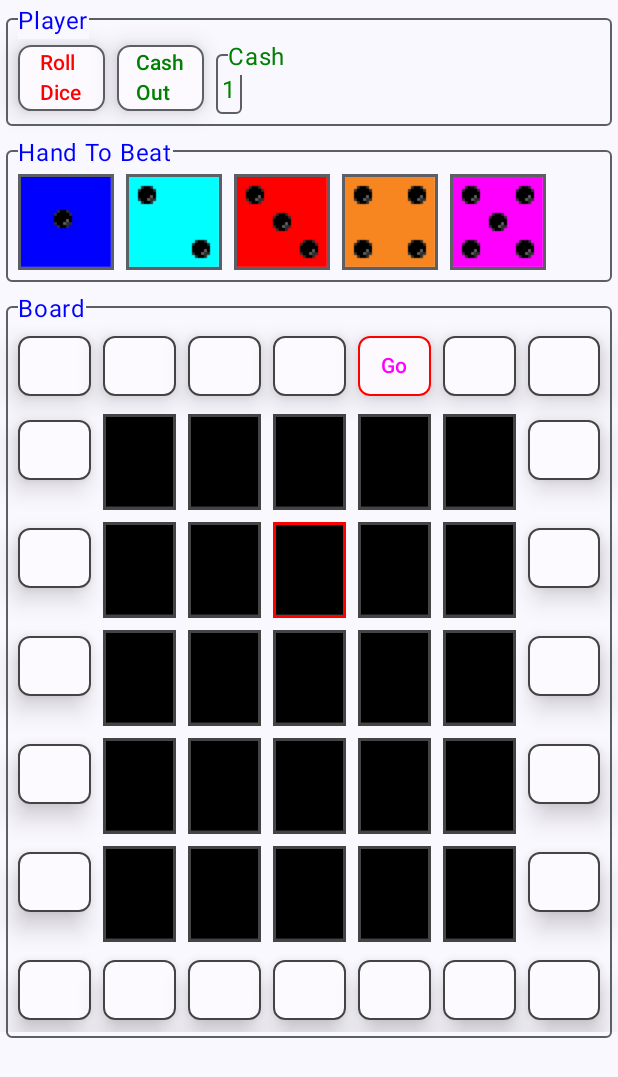
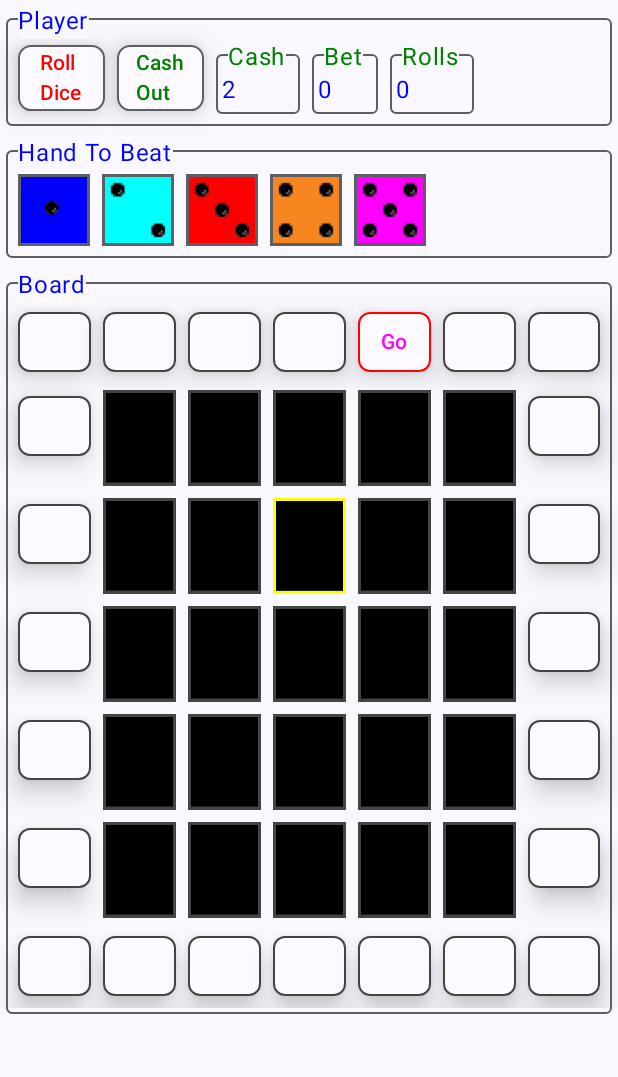
Before and after one commit to pstorli/PokerDice, an Android app built with Jetpack Compose: the screen it shows after launch (MainActivity), after a tap on "Go", on a phone screen of 412 x 824 dp. Shown: the top 1077 px of the screen. Run offline under Robolectric (Android 15) with nearby library versions, the phone set to English and light mode, and no system bars; 2 other taps on this screen came first.

Commit message:
added min width

```diff
--- a/app/src/main/java/com/pstorli/pokerdice/Extensions.kt
+++ b/app/src/main/java/com/pstorli/pokerdice/Extensions.kt
@@ -4,6 +4,7 @@
 
 package com.pstorli.pokerdice
 
+import android.app.Application
 import android.content.Context
 import androidx.compose.ui.Modifier
 import androidx.compose.ui.graphics.Color
@@ -105,6 +106,13 @@ fun Context.color (name: Pair <String,String>): Color {
 }
 
 /**
+ * Get a color.
+ */
+fun Application.color (name: Pair <String,String>): Color {
+    return Consts.color(name, this)
+}
+
+/**
  * Add a modifier conditionally.
  */
 fun Modifier.conditional(condition : Boolean, modifier : Modifier.() -> Modifier) : Modifier {
--- a/app/src/main/java/com/pstorli/pokerdice/domain/repo/local/PokerPrefs.kt
+++ b/app/src/main/java/com/pstorli/pokerdice/domain/repo/local/PokerPrefs.kt
@@ -6,7 +6,7 @@ import com.pstorli.pokerdice.repo.PokerDS
 import com.pstorli.pokerdice.util.Consts
 import com.pstorli.pokerdice.util.Consts.BET_NAME
 import com.pstorli.pokerdice.util.Consts.BOARD_SIZE
-import com.pstorli.pokerdice.util.Consts.CASH_NAME
+import com.pstorli.pokerdice.util.Consts.CASH_BORDER_NAME
 import com.pstorli.pokerdice.util.Consts.COLOR_DICE0_NAME
 import com.pstorli.pokerdice.util.Consts.COLOR_DICE1_NAME
 import com.pstorli.pokerdice.util.Consts.COLOR_DICE2_NAME
@@ -15,7 +15,7 @@ import com.pstorli.pokerdice.util.Consts.COLOR_DICE4_NAME
 import com.pstorli.pokerdice.util.Consts.COLOR_DICE5_NAME
 import com.pstorli.pokerdice.util.Consts.COLOR_DICE6_NAME
 import com.pstorli.pokerdice.util.Consts.DICE_ZERO
-import com.pstorli.pokerdice.util.Consts.ROLLS_NAME
+import com.pstorli.pokerdice.util.Consts.ROLLS_BORDER_NAME
 import com.pstorli.pokerdice.util.Consts.getDice
 import com.pstorli.pokerdice.util.Consts.getDiceNum
 import com.pstorli.pokerdice.util.Consts.squareName
@@ -48,7 +48,7 @@ class PokerPrefs (var prefs: Prefs) : PokerDS {
             when (which) {
                 Persist.BET                 -> pokerDAO.bet             = prefs.getInt        (BET_NAME)
                 Persist.BOARD               -> pokerDAO.board           = loadBoard     ()
-                Persist.CASH                -> pokerDAO.cash            = prefs.getInt        (CASH_NAME)
+                Persist.CASH                -> pokerDAO.cash            = prefs.getInt        (CASH_BORDER_NAME)
                 Persist.COLOR_DICE0         -> pokerDAO.colorDice0      = prefs.getColorPair  (COLOR_DICE0_NAME)
                 Persist.COLOR_DICE1         -> pokerDAO.colorDice1      = prefs.getColorPair  (COLOR_DICE1_NAME)
                 Persist.COLOR_DICE2         -> pokerDAO.colorDice2      = prefs.getColorPair  (COLOR_DICE2_NAME)
@@ -56,7 +56,7 @@ class PokerPrefs (var prefs: Prefs) : PokerDS {
                 Persist.COLOR_DICE4         -> pokerDAO.colorDice4      = prefs.getColorPair  (COLOR_DICE4_NAME)
                 Persist.COLOR_DICE5         -> pokerDAO.colorDice5      = prefs.getColorPair  (COLOR_DICE5_NAME)
                 Persist.COLOR_DICE6         -> pokerDAO.colorDice6      = prefs.getColorPair  (COLOR_DICE6_NAME)
-                Persist.ROLLS               -> pokerDAO.rolls           = prefs.getInt        (ROLLS_NAME)
+                Persist.ROLLS               -> pokerDAO.rolls           = prefs.getInt        (ROLLS_BORDER_NAME)
             }
         }
         return pokerDAO
@@ -74,7 +74,7 @@ class PokerPrefs (var prefs: Prefs) : PokerDS {
             when (which) {
                 Persist.BET                 -> prefs.putInt       (BET_NAME,              pokerDAO.bet)
                 Persist.BOARD               -> saveBoard          (                       pokerDAO.board)
-                Persist.CASH                -> prefs.putInt       (CASH_NAME,             pokerDAO.cash)
+                Persist.CASH                -> prefs.putInt       (CASH_BORDER_NAME,             pokerDAO.cash)
                 Persist.COLOR_DICE0         -> prefs.putColorPair (COLOR_DICE0_NAME,      pokerDAO.colorDice0)
                 Persist.COLOR_DICE1         -> prefs.putColorPair (COLOR_DICE1_NAME,      pokerDAO.colorDice1)
                 Persist.COLOR_DICE2         -> prefs.putColorPair (COLOR_DICE2_NAME,      pokerDAO.colorDice2)
@@ -82,7 +82,7 @@ class PokerPrefs (var prefs: Prefs) : PokerDS {
                 Persist.COLOR_DICE4         -> prefs.putColorPair (COLOR_DICE4_NAME,      pokerDAO.colorDice4)
                 Persist.COLOR_DICE5         -> prefs.putColorPair (COLOR_DICE5_NAME,      pokerDAO.colorDice5)
                 Persist.COLOR_DICE6         -> prefs.putColorPair (COLOR_DICE6_NAME,      pokerDAO.colorDice6)
-                Persist.ROLLS               -> prefs.putInt       (ROLLS_NAME,            pokerDAO.rolls)
+                Persist.ROLLS               -> prefs.putInt       (ROLLS_BORDER_NAME,            pokerDAO.rolls)
             }
         }
     }
--- a/app/src/main/java/com/pstorli/pokerdice/ui/composeables/Board.kt
+++ b/app/src/main/java/com/pstorli/pokerdice/ui/composeables/Board.kt
@@ -6,6 +6,7 @@ import androidx.compose.runtime.Composable
 import androidx.compose.ui.platform.LocalContext
 import androidx.compose.ui.res.stringResource
 import com.pstorli.pokerdice.R
+import com.pstorli.pokerdice.color
 import com.pstorli.pokerdice.model.PokerViewModel
 import com.pstorli.pokerdice.ui.viewmodel.PokerEvent
 import com.pstorli.pokerdice.util.Consts
@@ -17,21 +18,24 @@ import com.pstorli.pokerdice.util.Consts.isEdgeSquare
 fun Board (pokerViewModel: PokerViewModel) {
     LabeledRow(
         title       = stringResource(id = R.string.board),
-        titleColor  = Consts.color(Consts.COLOR_TEXT_NAME, LocalContext.current),
+        titleColor  = LocalContext.current.color(Consts.COLOR_TEXT_NAME),
         maxWidth    = true
     ) {
         LazyVerticalGrid(columns = GridCells.Fixed(BOARD_SIZE)) {
-            items(pokerViewModel.board.value.size) { index ->
+            items(pokerViewModel.board.size) { index ->
                 // Treat edge squares differently than dice squares.
                 if (isEdgeSquare (index)) {
+                    // This will detect any changes to the board edge and recompose your composable.
+                    pokerViewModel.onUpdateBoardEdge.value
+
                     // Color will be either edge color or dice color?
-                    val color = Consts.color(Consts.COLOR_EDGE_NAME, LocalContext.current)
+                    val color = LocalContext.current.color(Consts.COLOR_EDGE_NAME)
 
                     // Use PokerButton for edge squares.
                     PokerButton(
-                        name        = pokerViewModel.getText (index),
-                        textColor   = pokerViewModel.getTextColor (index),
-                        borderColor = pokerViewModel.getBorderColor (index),
+                        name        = pokerViewModel.boardText[index],
+                        textColor   = pokerViewModel.boardTextColor[index],
+                        borderColor = pokerViewModel.boardBorderColor[index],
                         onClick     = {
                             debug ("They clicked on the edge $index.")
 
@@ -40,11 +44,14 @@ fun Board (pokerViewModel: PokerViewModel) {
                         })
                 }
                 else {
+                    // This will detect any changes to the board edge and recompose your composable.
+                    pokerViewModel.onUpdateBoard.value
+
                     // Get the dice associated with this square.
-                    val dice = pokerViewModel.board.value.get(index)
+                    val dice = pokerViewModel.board.get(index)
 
                     // Now create the dice.
-                    createDice(dice, pokerViewModel.getColor(dice), pokerViewModel.getBorderColor (index))
+                    createDice(dice, pokerViewModel.getColor(dice), pokerViewModel.boardBorderColor[index])
                 }
             }
         }
--- a/app/src/main/java/com/pstorli/pokerdice/ui/composeables/Dice.kt
+++ b/app/src/main/java/com/pstorli/pokerdice/ui/composeables/Dice.kt
@@ -5,6 +5,7 @@ import androidx.compose.foundation.Image
 import androidx.compose.foundation.background
 import androidx.compose.foundation.border
 import androidx.compose.foundation.layout.padding
+import androidx.compose.foundation.layout.size
 import androidx.compose.material3.MaterialTheme
 import androidx.compose.runtime.Composable
 import androidx.compose.ui.Modifier
@@ -13,6 +14,7 @@ import androidx.compose.ui.graphics.RectangleShape
 import androidx.compose.ui.layout.ContentScale
 import androidx.compose.ui.res.painterResource
 import androidx.compose.ui.res.stringResource
+import androidx.compose.ui.unit.Dp
 import androidx.compose.ui.unit.dp
 import com.pstorli.pokerdice.R
 import com.pstorli.pokerdice.domain.model.Dice
@@ -53,10 +55,31 @@ fun createDice (num: Int, pokerViewModel: PokerViewModel) {
 @Composable
 fun createDice (dice: Dice, backColor: Color, borderColor: Color=MaterialTheme.colorScheme.outline) {
     Image (
-        painterResource(dice.resId()),
+        painterResource (dice.resId()),
         contentDescription  = stringResource(R.string.dice_image, dice.name),
         contentScale        = ContentScale.Crop,
-        modifier            = Modifier.padding(4.dp).background(backColor).border (
+        modifier            = Modifier
+            .padding(4.dp).background(backColor)
+            .border (
+                BorderStroke(BORDER_DEFAULT_WIDTH_VAL, borderColor),
+                RectangleShape
+            )
+    )
+}
+
+/**
+ * Create a dice image.
+ */
+@Composable
+fun createDice (dice: Dice, backColor: Color, sizeDp: Dp, borderColor: Color=MaterialTheme.colorScheme.outline) {
+    Image (
+        painterResource (dice.resId()),
+        contentDescription  = stringResource(R.string.dice_image, dice.name),
+        contentScale        = ContentScale.Crop,
+        modifier            = Modifier
+            .padding(4.dp).background(backColor)
+            .size(sizeDp)
+            .border (
             BorderStroke(BORDER_DEFAULT_WIDTH_VAL, borderColor),
             RectangleShape
         )
--- a/app/src/main/java/com/pstorli/pokerdice/ui/composeables/HandToBeat.kt
+++ b/app/src/main/java/com/pstorli/pokerdice/ui/composeables/HandToBeat.kt
@@ -4,19 +4,21 @@ import androidx.compose.runtime.Composable
 import androidx.compose.ui.platform.LocalContext
 import androidx.compose.ui.res.stringResource
 import com.pstorli.pokerdice.R
+import com.pstorli.pokerdice.color
 import com.pstorli.pokerdice.model.PokerViewModel
 import com.pstorli.pokerdice.util.Consts
+import com.pstorli.pokerdice.util.Consts.HAND_TO_BEAT_DICE_SIZE
 
 @Composable
 fun HandToBeat (pokerViewModel: PokerViewModel) {
     LabeledRow(
         title       = stringResource(id = R.string.hand_to_beat),
-        titleColor  = Consts.color(Consts.COLOR_TEXT_NAME, LocalContext.current),
+        titleColor  = LocalContext.current.color(Consts.COLOR_TEXT_NAME),
         maxWidth    = true
     ) {
         // Loop thru hand to beat.
         for (dice in pokerViewModel.handToBeat.value) {
-            createDice (dice, pokerViewModel.getColor(dice))
+            createDice (dice, pokerViewModel.getColor(dice),HAND_TO_BEAT_DICE_SIZE)
         }
     }
 }
--- a/app/src/main/java/com/pstorli/pokerdice/ui/composeables/LabeledRow.kt
+++ b/app/src/main/java/com/pstorli/pokerdice/ui/composeables/LabeledRow.kt
@@ -21,6 +21,7 @@ import androidx.compose.ui.text.style.TextAlign
 import androidx.compose.ui.tooling.preview.Preview
 import androidx.compose.ui.unit.dp
 import com.pstorli.pokerdice.R
+import com.pstorli.pokerdice.color
 import com.pstorli.pokerdice.conditional
 import com.pstorli.pokerdice.util.Consts
 import androidx.compose.material3.Text as TextMat
@@ -63,7 +64,7 @@ fun LabeledRow (title: String, titleColor: Color, maxWidth: Boolean=false, maxHe
 @Composable
 fun LabeledRow() {
     LabeledRow(title = stringResource(id = R.string.player),
-        Consts.color(Consts.COLOR_BORDER_NAME, LocalContext.current)
+        LocalContext.current.color(Consts.COLOR_BORDER_NAME)
     ) {
         TextMat(
             modifier = Modifier.padding(horizontal = Consts.PADDING_DEFAULT_VAL),
--- a/app/src/main/java/com/pstorli/pokerdice/ui/composeables/OutlinedTextField.kt
+++ b/app/src/main/java/com/pstorli/pokerdice/ui/composeables/OutlinedTextField.kt
@@ -1,22 +1,29 @@
 package com.pstorli.pokerdice.ui.composeables
 
+import androidx.compose.foundation.layout.requiredWidthIn
+import androidx.compose.foundation.layout.widthIn
 import androidx.compose.material3.Text
 import androidx.compose.runtime.Composable
+import androidx.compose.ui.Modifier
 import androidx.compose.ui.graphics.Color
 import androidx.compose.ui.platform.LocalContext
-import androidx.compose.ui.res.stringResource
-import com.pstorli.pokerdice.R
+import androidx.compose.ui.unit.Dp
+import androidx.compose.ui.unit.dp
+import com.pstorli.pokerdice.color
 import com.pstorli.pokerdice.util.Consts
 
 @Composable
-fun OutlinedTextField (text: String, color: Color) {
+fun OutlinedTextField (text: String, value: String, textColor: Color, minWidth: Dp =100.dp, titleColor: Color=LocalContext.current.color(Consts.COLOR_BORDER_NAME)) {
     LabeledRow(
-        title = stringResource(id = R.string.cash),
-        Consts.color(Consts.COLOR_CASH_NAME, LocalContext.current)
+        title = text,
+        titleColor
     ) {
         Text(
-            text = text,
-            color = color
+            text = value,
+            color = textColor,
+            modifier = Modifier
+                .requiredWidthIn(min = minWidth)
+                .widthIn(min = minWidth)
         )
     }
 }
--- a/app/src/main/java/com/pstorli/pokerdice/ui/composeables/PlayerRow.kt
+++ b/app/src/main/java/com/pstorli/pokerdice/ui/composeables/PlayerRow.kt
@@ -9,18 +9,21 @@ import com.pstorli.pokerdice.debug
 import com.pstorli.pokerdice.model.PokerViewModel
 import com.pstorli.pokerdice.ui.viewmodel.PokerEvent
 import com.pstorli.pokerdice.util.Consts
+import com.pstorli.pokerdice.util.Consts.BET_MIN_WIDTH
+import com.pstorli.pokerdice.util.Consts.CASH_MIN_WIDTH
+import com.pstorli.pokerdice.util.Consts.ROLLS_MIN_WIDTH
 
 @Composable
 fun PlayerRow (pokerViewModel: PokerViewModel) {
     LabeledRow(
         title       = stringResource(id = R.string.player),
-        titleColor  = Consts.color(Consts.COLOR_TEXT_NAME, LocalContext.current),
+        titleColor  = LocalContext.current.color(Consts.COLOR_TEXT_NAME),
         maxWidth    = true
     ) {
         // Roll Dice
         PokerButton(
             name        = LocalContext.current.resources.getString(R.string.roll_dice),
-            textColor   = Consts.color(Consts.COLOR_ROLL_DICE_NAME, LocalContext.current),
+            textColor   = LocalContext.current.color(Consts.COLOR_ROLL_DICE_NAME),
             onClick     = {
                 "Roll dice pressed.".debug()
 
@@ -31,7 +34,7 @@ fun PlayerRow (pokerViewModel: PokerViewModel) {
         // Cash Out
         PokerButton(
             name        = LocalContext.current.resources.getString(R.string.cash_out),
-            textColor   = Consts.color(Consts.COLOR_CASH_OUT_NAME, LocalContext.current),
+            textColor   = LocalContext.current.color(Consts.COLOR_CASH_OUT_NAME),
             onClick     = {
                 "Cash out pressed.".debug()
 
@@ -40,6 +43,13 @@ fun PlayerRow (pokerViewModel: PokerViewModel) {
             })
 
         // Cash
-        OutlinedTextField(text = pokerViewModel.cash.toString(), color = LocalContext.current.color(Consts.COLOR_CASH_NAME))
+        OutlinedTextField(text = LocalContext.current.resources.getString(R.string.cash),  value = pokerViewModel.cash.toString(),   textColor = LocalContext.current.color(Consts.COLOR_TEXT_NAME), minWidth=CASH_MIN_WIDTH,  titleColor = LocalContext.current.color(Consts.COLOR_CASH_BORDER_NAME))
+
+        // Bet
+        OutlinedTextField(text = LocalContext.current.resources.getString(R.string.bet),   value =  pokerViewModel.bet.toString(),   textColor = LocalContext.current.color(Consts.COLOR_TEXT_NAME), minWidth=BET_MIN_WIDTH,   titleColor = LocalContext.current.color(Consts.COLOR_BET_BORDER_NAME))
+
+        // Rolls
+        OutlinedTextField(text = LocalContext.current.resources.getString(R.string.rolls), value =  pokerViewModel.rolls.toString(), textColor = LocalContext.current.color(Consts.COLOR_TEXT_NAME), minWidth=ROLLS_MIN_WIDTH, titleColor = LocalContext.current.color(Consts.COLOR_ROLLS_BORDER_NAME))
+
     }
 }
--- a/app/src/main/java/com/pstorli/pokerdice/ui/viewmodel/PokerViewModel.kt
+++ b/app/src/main/java/com/pstorli/pokerdice/ui/viewmodel/PokerViewModel.kt
@@ -48,8 +48,10 @@ class PokerViewModel (application: Application) : AndroidViewModel(application)
     // Observerable data.
     // *********************************************************************************************
 
-    // The game board, 7X7 AS A list of 49 Dice items
-    val board       = mutableStateOf(Array<Dice>(BOARD_SIZE*BOARD_SIZE) { Dice.Zero })
+    // The game board, 7X7 has A list of 49 Dice items
+    // Use these vars to update the board or edge of the board.
+    var onUpdateBoard     = mutableStateOf(true)
+    var onUpdateBoardEdge = mutableStateOf(true)
 
     // How much cash, rolls and bets have we?
     var bet         by mutableStateOf<Int>(0)
@@ -77,12 +79,15 @@ class PokerViewModel (application: Application) : AndroidViewModel(application)
     // Vars
     // /////////////////////////////////////////////////////////////////////////////////////////////
 
+    // The game board, 7X7 AS A list of 49 Dice items
+    var board               = Array<Dice>(BOARD_SIZE*BOARD_SIZE) { Dice.Zero }
+
     // The poker repo is used to save game state information.
     var pokerRepo: PokerRepo
 
-    val boardText           = Array<String>(BOARD_SIZE*BOARD_SIZE) { NO_TEXT }
-    val boardTextColor      = Array<Color> (BOARD_SIZE*BOARD_SIZE)  { Consts.color(Consts.COLOR_TEXT_NAME, getApplication()) }
-    val boardBorderColor    = Array<Color> (BOARD_SIZE*BOARD_SIZE)  { Consts.color(Consts.COLOR_BORDER_NAME, getApplication()) }
+    val boardText           = Array<String>(BOARD_SIZE*BOARD_SIZE)  { NO_TEXT }
+    val boardTextColor      = Array<Color> (BOARD_SIZE*BOARD_SIZE)  { application.color(Consts.COLOR_TEXT_NAME) }
+    val boardBorderColor    = Array<Color> (BOARD_SIZE*BOARD_SIZE)  { application.color(Consts.COLOR_BORDER_NAME) }
 
     // /////////////////////////////////////////////////////////////////////////////////////////////
     // First thing is to init the repo.
@@ -196,7 +201,7 @@ class PokerViewModel (application: Application) : AndroidViewModel(application)
         for (which in what) {
             when (which) {
                 Persist.BET                 -> bet              = pokerDAO.bet
-                Persist.BOARD               -> board.value      = pokerDAO.board
+                Persist.BOARD               -> board            = pokerDAO.board
                 Persist.CASH                -> cash             = pokerDAO.cash
                 Persist.COLOR_DICE0         -> diceColor0       = pokerDAO.colorDice0
                 Persist.COLOR_DICE1         -> diceColor1       = pokerDAO.colorDice1
@@ -220,7 +225,7 @@ class PokerViewModel (application: Application) : AndroidViewModel(application)
         for (which in what) {
             when (which) {
                 Persist.BET                 -> pokerDAO.bet         = bet
-                Persist.BOARD               -> pokerDAO.board       = board.value
+                Persist.BOARD               -> pokerDAO.board       = board
                 Persist.CASH                -> pokerDAO.cash        = cash
                 Persist.COLOR_DICE0         -> pokerDAO.colorDice0  = diceColor0
                 Persist.COLOR_DICE1         -> pokerDAO.colorDice1  = diceColor1
@@ -307,7 +312,18 @@ class PokerViewModel (application: Application) : AndroidViewModel(application)
      * They clicked on the board.
      */
     fun boardClickEvent (pokerEvent: PokerEvent.BoardClickEvent) {
+        // TODO Test only!!!
+        boardText[4] = "It"
+        boardTextColor[4] = Color.Blue
+        boardBorderColor[4] = Color.Green
 
+        boardBorderColor[17] = Color.Yellow
+
+        cash++
+
+        // cause the board edge to recompose.
+        onUpdateBoard.value = !onUpdateBoard.value
+        //onUpdateBoardEdge.value = !onUpdateBoardEdge.value
     }
 
 }
--- a/app/src/main/java/com/pstorli/pokerdice/util/Consts.kt
+++ b/app/src/main/java/com/pstorli/pokerdice/util/Consts.kt
@@ -43,11 +43,12 @@ import com.pstorli.pokerdice.ui.theme.COLOR_LT_TEXT
  */
 object Consts {
     val BET_NAME                        = "Bet"
+    val BET_MIN_WIDTH                   = 36.dp
     val BORDER_DEFAULT_WIDTH_VAL        = 2.dp
     val BLUE_NAME                       = "Blue"
     val BOARD_SIZE                      = 7
-    val CASH_NAME                       = "Cash"
-
+    val CASH_BORDER_NAME                = "Cash"
+    val CASH_MIN_WIDTH                  = 48.dp
     val DEFAULT_ELEVATION_VAL           = 10.dp
 
     val DICE_ZERO                       = 0
@@ -59,6 +60,7 @@ object Consts {
     val DICE_SIX                        = 6
 
     val DISABLED_ELEVATION_VAL          = 0.dp
+    val HAND_TO_BEAT_DICE_SIZE          = 48.dp
     val NO_TEXT                         = ""
     val GAME_SAVED                      = "Game saved"
     val GREEN_NAME                      = "Green"
@@ -66,7 +68,8 @@ object Consts {
     val PADDING_DEFAULT_VAL             = 16.dp
     val PRESSED_ELEVATION_VAL           = 15.dp
     val RED_NAME                        = "Red"
-    val ROLLS_NAME                      = "Rolls"
+    val ROLLS_BORDER_NAME               = "Rolls"
+    val ROLLS_MIN_WIDTH                 = 48.dp
     val ROUNDED_CORNER_SHAPE_PCT_VAL    = 20
     val TAG_NAME                        = "PokerDice"
     val ZERO_VAL                        = 0
@@ -79,7 +82,7 @@ object Consts {
     val COLOR_DK_BACK_NAME          = "Color Dark Back"
     val COLOR_DK_BET_BORDER_NAME    = "Color Dark Bet Border"
     val COLOR_DK_BORDER_NAME        = "Color Dark Border"
-    val COLOR_DK_CASH_NAME          = "Color Dark Cash"
+    val COLOR_DK_CASH_BORDER_NAME          = "Color Dark Cash"
     val COLOR_DK_CASH_OUT_NAME      = "Color Dark Cash Out"
 
     val COLOR_DK_DICE0_NAME         = "Dice0 Dark Color"
@@ -93,13 +96,13 @@ object Consts {
     val COLOR_DK_EDGE_NAME          = "Color Dark Edge"
     val COLOR_DK_HOLD_BORDER_NAME   = "Color Dark Hold Border"
     val COLOR_DK_ROLL_DICE_NAME     = "Color Dark Roll Dice"
-    val COLOR_DK_ROLLS_NAME         = "Color Dark Rolls"
+    val COLOR_DK_ROLLS_BORDER_NAME         = "Color Dark Rolls"
     val COLOR_DK_TEXT_NAME          = "Color Dark Text"
 
     val COLOR_LT_BACK_NAME          = "Color Light Back"
     val COLOR_LT_BET_BORDER_NAME    = "Color Light Bet Border"
     val COLOR_LT_BORDER_NAME        = "Color Light Border"
-    val COLOR_LT_CASH_NAME          = "Color Light Cash"
+    val COLOR_LT_CASH_BORDER_NAME          = "Color Light Cash"
     val COLOR_LT_CASH_OUT_NAME      = "Color Light Cash Out"
 
     val COLOR_LT_DICE0_NAME         = "Dice0 Light Color"
@@ -113,7 +116,7 @@ object Consts {
     val COLOR_LT_EDGE_NAME          = "Color Light Edge"
     val COLOR_LT_HOLD_BORDER_NAME   = "Color Light Hold Border"
     val COLOR_LT_ROLL_DICE_NAME     = "Color Light Roll Dice"
-    val COLOR_LT_ROLLS_NAME         = "Color Light Rolls"
+    val COLOR_LT_ROLLS_BORDER_NAME         = "Color Light Rolls"
     val COLOR_LT_TEXT_NAME          = "Color Light Text"
 
     // Color pairs.
@@ -128,12 +131,12 @@ object Consts {
     val COLOR_BACK_NAME             = Pair (COLOR_LT_BACK_NAME, COLOR_DK_BACK_NAME)
     var COLOR_BET_BORDER_NAME       = Pair (COLOR_LT_BET_BORDER_NAME, COLOR_DK_BET_BORDER_NAME)
     var COLOR_BORDER_NAME           = Pair (COLOR_LT_BORDER_NAME, COLOR_DK_BORDER_NAME)
-    var COLOR_CASH_NAME             = Pair (COLOR_LT_CASH_NAME, COLOR_DK_CASH_NAME)
+    var COLOR_CASH_BORDER_NAME      = Pair (COLOR_LT_CASH_BORDER_NAME, COLOR_DK_CASH_BORDER_NAME)
     var COLOR_CASH_OUT_NAME         = Pair (COLOR_LT_CASH_OUT_NAME, COLOR_DK_CASH_OUT_NAME)
     var COLOR_EDGE_NAME             = Pair (COLOR_LT_EDGE_NAME, COLOR_DK_EDGE_NAME)
     var COLOR_HOLD_BORDER_NAME      = Pair (COLOR_LT_HOLD_BORDER_NAME, COLOR_DK_HOLD_BORDER_NAME)
     var COLOR_ROLL_DICE_NAME        = Pair (COLOR_LT_ROLL_DICE_NAME, COLOR_DK_ROLL_DICE_NAME)
-    var COLOR_ROLLS_NAME            = Pair (COLOR_LT_ROLLS_NAME, COLOR_DK_ROLLS_NAME)
+    var COLOR_ROLLS_BORDER_NAME     = Pair (COLOR_LT_ROLLS_BORDER_NAME, COLOR_DK_ROLLS_BORDER_NAME)
     var COLOR_TEXT_NAME             = Pair (COLOR_LT_TEXT_NAME, COLOR_DK_TEXT_NAME)
 
     // *********************************************************************************************
@@ -248,7 +251,7 @@ object Consts {
             else if (name.second.equals(COLOR_BORDER_NAME.second)) {
                 return COLOR_DK_BORDER
             }
-            else if (name.second.equals(COLOR_CASH_NAME.second)) {
+            else if (name.second.equals(COLOR_CASH_BORDER_NAME.second)) {
                 return COLOR_DK_CASH
             }
             else if (name.second.equals(COLOR_CASH_OUT_NAME.second)) {
@@ -282,7 +285,7 @@ object Consts {
             else if (name.first.equals(COLOR_BORDER_NAME.first)) {
                 return COLOR_LT_BORDER
             }
-            else if (name.first.equals(COLOR_CASH_NAME.first)) {
+            else if (name.first.equals(COLOR_CASH_BORDER_NAME.first)) {
                 return COLOR_LT_CASH
             }
             else if (name.first.equals(COLOR_CASH_OUT_NAME.first)) {
@@ -297,7 +300,7 @@ object Consts {
             else if (name.first.equals(COLOR_ROLL_DICE_NAME.first)) {
                 return COLOR_LT_ROLL_DICE
             }
-            else if (name.first.equals(COLOR_ROLLS_NAME.first)) {
+            else if (name.first.equals(COLOR_ROLLS_BORDER_NAME.first)) {
                 return COLOR_LT_ROLLS
             }
             else if (name.first.equals(COLOR_TEXT_NAME.first)) {
--- a/app/src/main/res/values/strings.xml
+++ b/app/src/main/res/values/strings.xml
@@ -1,5 +1,6 @@
 <resources>
     <string name="app_name">PokerDice</string>
+    <string name="bet">Bet</string>
     <string name="board">Board</string>
     <string name="cash">Cash</string>
     <string name="cash_out">Cash\nOut</string>
```
